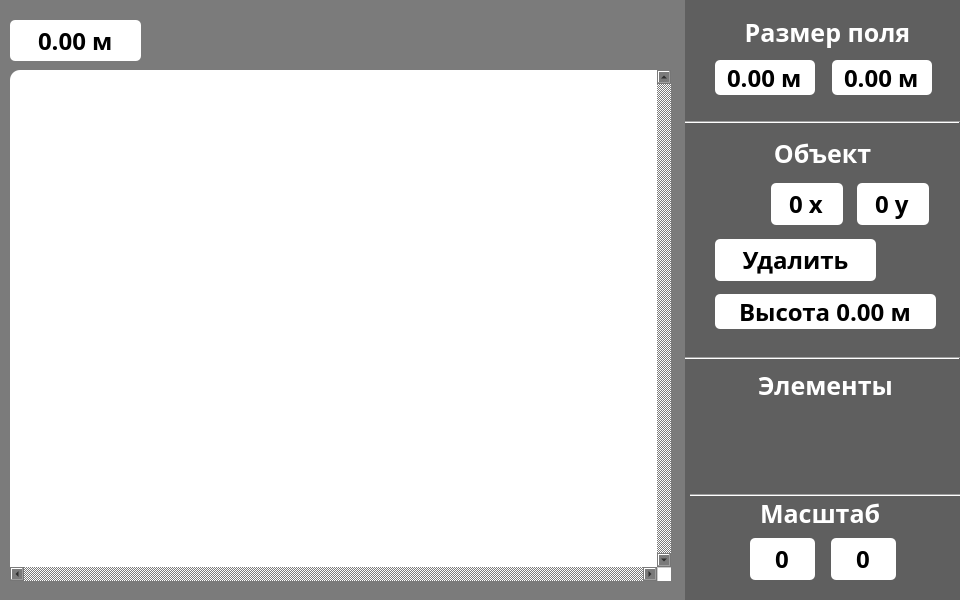
The window that ui/alan_wires.ui (Albertlll/CAD_system_PyQT) describes before a commit, drawn with Qt 5.
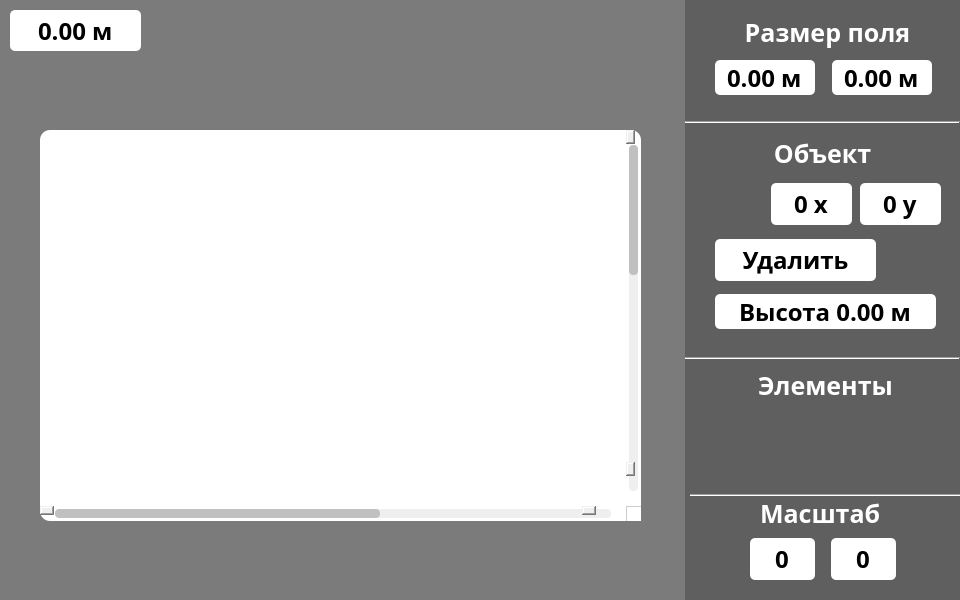
The same window after the commit. Icons and pictures are not drawn.

Diff of the .ui file:
```diff
--- a/ui/alan_wires.ui
+++ b/ui/alan_wires.ui
@@ -14,11 +14,138 @@
    <string>MainWindow</string>
   </property>
   <property name="styleSheet">
-   <string notr="true">background-color: rgb(123, 123, 123);
+   <string notr="true">QScrollBar:horizontal  {
+        height: 15px;
+        margin: 3px 15px 3px 15px;
+        border: 1px transparent   #c5c5c5;
+        border-radius: 4px;
+        background-color: none;    /*  #c5c5c5; */
+    }
+
+    QScrollBar::handle:horizontal
+    {
+        background-color: silver;      /* #9d9d9d; */
+        min-width: 5px;
+        border-radius: 4px;
+    }
+
+    QScrollBar::add-line:horizontal
+    {
+        margin: 0px 3px 0px 3px;
+        border-image: url(:/qss_icons/rc/right_arrow_disabled.png);
+        width: 10px;
+        height: 10px;
+        subcontrol-position: right;
+        subcontrol-origin: margin;
+    }
+
+    QScrollBar::sub-line:horizontal
+    {
+        margin: 0px 3px 0px 3px;
+        border-image: url(:/qss_icons/rc/left_arrow_disabled.png);
+        height: 10px;
+        width: 10px;
+        subcontrol-position: left;
+        subcontrol-origin: margin;
+    }
+
+    QScrollBar::add-line:horizontal:hover,QScrollBar::add-line:horizontal:on
+    {
+        border-image: url(:/qss_icons/rc/right_arrow.png);
+        height: 10px;
+        width: 10px;
+        subcontrol-position: right;
+        subcontrol-origin: margin;
+    }
+
+
+    QScrollBar::sub-line:horizontal:hover, QScrollBar::sub-line:horizontal:on
+    {
+        border-image: url(:/qss_icons/rc/left_arrow.png);
+        height: 10px;
+        width: 10px;
+        subcontrol-position: left;
+        subcontrol-origin: margin;
+    }
+
+    QScrollBar::up-arrow:horizontal, QScrollBar::down-arrow:horizontal
+    {
+        background: none;
+    }
+
+
+    QScrollBar::add-page:horizontal, QScrollBar::sub-page:horizontal
+    {
+        background: none;
+    }
+
+    QScrollBar:vertical
+    {
+        background-color:none;  /*  #c5c5c5; */
+        width: 15px;
+        margin: 15px 3px 15px 3px;
+        border: 1px transparent #adadad;
+        border-radius: 4px;
+    }
+
+    QScrollBar::handle:vertical
+    {
+        background-color:silver;         /*  #c5c5c5; */
+        min-height: 5px;
+        border-radius: 4px;
+    }
+
+    QScrollBar::sub-line:vertical
+    {
+        margin: 3px 0px 3px 0px;
+        border-image: url(:/qss_icons/rc/up_arrow_disabled.png);
+        height: 10px;
+        width: 10px;
+        subcontrol-position: top;
+        subcontrol-origin: margin;
+    }
+
+    QScrollBar::add-line:vertical
+    {
+        margin: 3px 0px 3px 0px;
+        border-image: url(:/qss_icons/rc/down_arrow_disabled.png);
+        height: 10px;
+        width: 10px;
+        subcontrol-position: bottom;
+        subcontrol-origin: margin;
+    }
+
+    QScrollBar::sub-line:vertical:hover,QScrollBar::sub-line:vertical:on
+    {
+        border-image: url(:/qss_icons/rc/up_arrow.png);
+        height: 10px;
+        width: 10px;
+        subcontrol-position: top;
+        subcontrol-origin: margin;
+    }
+
+    QScrollBar::add-line:vertical:hover, QScrollBar::add-line:vertical:on
+    {
+        border-image: url(:/qss_icons/rc/down_arrow.png);
+        height: 10px;
+        width: 10px;
+        subcontrol-position: bottom;
+        subcontrol-origin: margin;
+    }
+
+    QScrollBar::up-arrow:vertical, QScrollBar::down-arrow:vertical
+    {
+        background: none;
+    }
+
+    QScrollBar::add-page:vertical, QScrollBar::sub-page:vertical
+    {
+        background: none;
+    }
 </string>
   </property>
   <widget class="QWidget" name="centralwidget">
-   <widget class="QLabel" name="label">
+   <widget class="QLabel" name="background_parametrs">
     <property name="geometry">
      <rect>
       <x>685</x>
@@ -38,7 +165,7 @@
      <string/>
     </property>
    </widget>
-   <widget class="QLabel" name="label_2">
+   <widget class="QLabel" name="size">
     <property name="geometry">
      <rect>
       <x>732</x>
@@ -210,7 +337,7 @@
      <rect>
       <x>771</x>
       <y>183</y>
-      <width>72</width>
+      <width>81</width>
       <height>42</height>
      </rect>
     </property>
@@ -242,9 +369,9 @@
    <widget class="QSpinBox" name="obj_y">
     <property name="geometry">
      <rect>
-      <x>857</x>
+      <x>860</x>
       <y>183</y>
-      <width>72</width>
+      <width>81</width>
       <height>42</height>
      </rect>
     </property>
@@ -273,7 +400,7 @@
      <number>1000</number>
     </property>
    </widget>
-   <widget class="QPushButton" name="pushButton">
+   <widget class="QPushButton" name="delete_btn">
     <property name="geometry">
      <rect>
       <x>715</x>
@@ -332,7 +459,7 @@
      <enum>Qt::Horizontal</enum>
     </property>
    </widget>
-   <widget class="QLabel" name="label_3">
+   <widget class="QLabel" name="elements">
     <property name="geometry">
      <rect>
       <x>750</x>
@@ -675,7 +802,7 @@
      <enum>Qt::Horizontal</enum>
     </property>
    </widget>
-   <widget class="QLabel" name="label_4">
+   <widget class="QLabel" name="scale">
     <property name="geometry">
      <rect>
       <x>760</x>
@@ -767,7 +894,7 @@
      <enum>QAbstractSpinBox::NoButtons</enum>
     </property>
    </widget>
-   <widget class="QLabel" name="label_5">
+   <widget class="QLabel" name="double_points">
     <property name="geometry">
      <rect>
       <x>820</x>
@@ -801,7 +928,7 @@
     <property name="geometry">
      <rect>
       <x>10</x>
-      <y>20</y>
+      <y>10</y>
       <width>131</width>
       <height>41</height>
      </rect>
@@ -842,18 +969,22 @@
    <widget class="QGraphicsView" name="view">
     <property name="geometry">
      <rect>
-      <x>10</x>
-      <y>70</y>
-      <width>661</width>
-      <height>511</height>
+      <x>40</x>
+      <y>130</y>
+      <width>601</width>
+      <height>391</height>
      </rect>
     </property>
     <property name="mouseTracking">
      <bool>true</bool>
     </property>
     <property name="styleSheet">
-     <string notr="true">        background-color: rgb(255,255,255);
-        border-radius: 10px;</string>
+     <string notr="true">QGraphicsView{
+  background-color: rgb(255,255,255);
+        border-radius: 10px;
+}
+
+</string>
     </property>
     <property name="verticalScrollBarPolicy">
      <enum>Qt::ScrollBarAlwaysOn</enum>
@@ -861,7 +992,53 @@
     <property name="horizontalScrollBarPolicy">
      <enum>Qt::ScrollBarAlwaysOn</enum>
     </property>
+    <property name="sceneRect">
+     <rectf>
+      <x>0.000000000000000</x>
+      <y>0.000000000000000</y>
+      <width>1000.000000000000000</width>
+      <height>1000.000000000000000</height>
+     </rectf>
+    </property>
    </widget>
+   <widget class="QLabel" name="background">
+    <property name="geometry">
+     <rect>
+      <x>0</x>
+      <y>0</y>
+      <width>960</width>
+      <height>600</height>
+     </rect>
+    </property>
+    <property name="styleSheet">
+     <string notr="true">background-color: rgb(123, 123, 123);</string>
+    </property>
+    <property name="text">
+     <string/>
+    </property>
+   </widget>
+   <zorder>background</zorder>
+   <zorder>background_parametrs</zorder>
+   <zorder>size</zorder>
+   <zorder>field_size_x_m</zorder>
+   <zorder>field_size_y_m</zorder>
+   <zorder>line</zorder>
+   <zorder>object_name</zorder>
+   <zorder>item_img</zorder>
+   <zorder>obj_x</zorder>
+   <zorder>obj_y</zorder>
+   <zorder>delete_btn</zorder>
+   <zorder>line_2</zorder>
+   <zorder>elements</zorder>
+   <zorder>list</zorder>
+   <zorder>obj_height</zorder>
+   <zorder>line_3</zorder>
+   <zorder>scale</zorder>
+   <zorder>scale_first</zorder>
+   <zorder>scale_first_2</zorder>
+   <zorder>double_points</zorder>
+   <zorder>lenght</zorder>
+   <zorder>view</zorder>
   </widget>
  </widget>
  <resources/>
```
